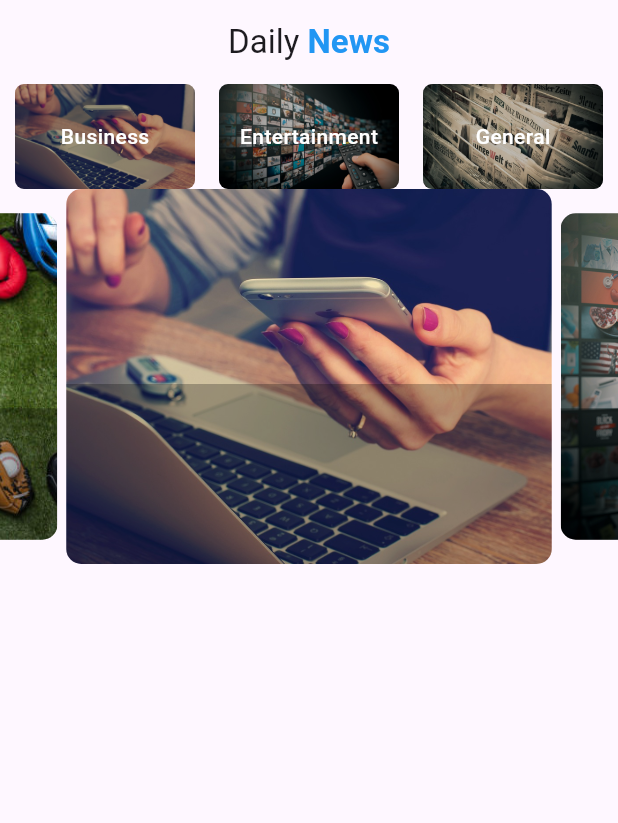
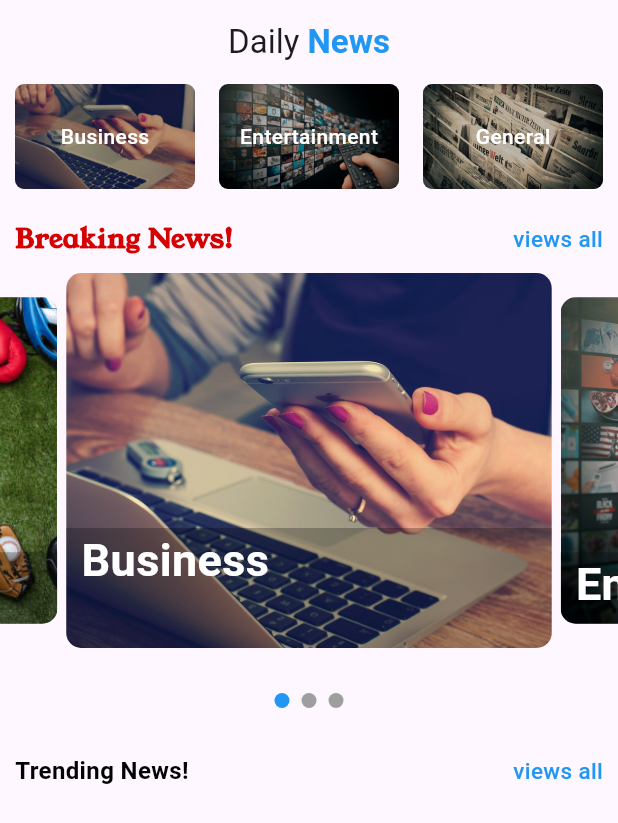
Before and after one commit to Hasin20108/daily_news_app1, a Flutter app: the screen it shows after launch, on a phone screen of 412 x 824 dp. Shown: the top 823 px of the screen. Run offline on Flutter 3.47's test engine with Material 2 defaults, Android fonts, the light colour scheme and no system bars; drawn by our look-alikes of carousel_slider, smooth_page_indicator.

Commit message:
Breaking News Slider Added

```diff
--- a/lib/pages/home.dart
+++ b/lib/pages/home.dart
@@ -4,6 +4,7 @@ import 'package:daily_news_app1/models/slider_model.dart';
 import 'package:daily_news_app1/services/data.dart';
 import 'package:daily_news_app1/services/slider_data.dart';
 import 'package:flutter/material.dart';
+import 'package:smooth_page_indicator/smooth_page_indicator.dart';
 
 class Home extends StatefulWidget {
   const Home({super.key});
@@ -15,6 +16,7 @@ class Home extends StatefulWidget {
 class _HomeState extends State<Home> {
   List<CategoryModel> categories = [];
   List<SliderModel> sliders = [];
+  int activeIndex = 0;
 
   @override
   void initState() {
@@ -42,6 +44,7 @@ class _HomeState extends State<Home> {
       ),
       body: Container(
         child: Column(
+          crossAxisAlignment: CrossAxisAlignment.start,
           children: [
             Container(
               margin: EdgeInsets.only(left: 10.0),
@@ -57,6 +60,23 @@ class _HomeState extends State<Home> {
                         categoryName: categories[index].categoryName);
                   }),
             ),
+            SizedBox(
+              height: 20.0,
+            ),
+            Padding(
+              padding: const EdgeInsets.only(left: 10.0, right: 10.0),
+              child: Row(
+                mainAxisAlignment: MainAxisAlignment.spaceBetween,
+                children: [
+                  Text("Breaking News!", style: TextStyle(color: Colors.redAccent[700], fontWeight: FontWeight.bold, fontSize: 18.0, fontFamily: 'Young_Serif'),),
+                  Text("views all", style: TextStyle(color: Colors.blue, fontWeight: FontWeight.w500, fontSize: 15.0),),
+
+                ],
+              ),
+            ),
+            SizedBox(
+              height: 10.0,
+            ),
             CarouselSlider.builder(
               itemCount: sliders.length,
               itemBuilder: (context, index, realIndex) {
@@ -69,8 +89,35 @@ class _HomeState extends State<Home> {
                   height: 250,
                   autoPlay: true,
                   enlargeCenterPage: true,
-                  enlargeStrategy: CenterPageEnlargeStrategy.height),
-            )
+                  enlargeStrategy: CenterPageEnlargeStrategy.height,
+                  onPageChanged: ((index, reason) {
+                    setState(() {
+                      activeIndex = index;
+                    });
+                  })),
+            ),
+            SizedBox(
+              height: 30.0,
+            ),
+            Center(child: buildIndicator()),
+
+          SizedBox(
+              height: 30.0,
+            ),
+            Padding(
+              padding: const EdgeInsets.only(left: 10.0, right: 10.0),
+              child: Row(
+                mainAxisAlignment: MainAxisAlignment.spaceBetween,
+                children: [
+                  Text("Trending News!", style: TextStyle(color: Colors.black, fontWeight: FontWeight.bold, fontSize: 16.0),),
+                  Text("views all", style: TextStyle(color: Colors.blue, fontWeight: FontWeight.w500, fontSize: 15.0),),
+
+                ],
+              ),
+            ),
+            SizedBox(
+              height: 20.0,
+            ),
           ],
         ),
       ),
@@ -83,18 +130,34 @@ class _HomeState extends State<Home> {
           children: [
             ClipRRect(
               borderRadius: BorderRadius.circular(10),
-            child: Image.asset(image, height: 250,
-                  fit: BoxFit.cover, width: MediaQuery.of(context).size.width),
+              child: Image.asset(image,
+                  height: 250,
+                  fit: BoxFit.cover,
+                  width: MediaQuery.of(context).size.width),
             ),
             Container(
-            margin: EdgeInsets.only(top: 130.0),
+              height: 250,
+              padding: EdgeInsets.only(left: 10.0),
+              margin: EdgeInsets.only(top: 170.0),
               width: MediaQuery.of(context).size.width,
-            decoration: BoxDecoration(color: Colors.black26,borderRadius: BorderRadius.only(bottomLeft: Radius.circular(10),bottomRight: Radius.circular(10))),
-
+              decoration: BoxDecoration(
+                  color: Colors.black26,
+                  borderRadius: BorderRadius.only(
+                      bottomLeft: Radius.circular(10),
+                      bottomRight: Radius.circular(10))),
+              child: Text(name,
+                  style: TextStyle(
+                      color: Colors.white,
+                      fontSize: 30.0,
+                      fontWeight: FontWeight.bold)),
             )
           ],
         ),
-
+      );
+  Widget buildIndicator() => AnimatedSmoothIndicator(
+    activeIndex: activeIndex,
+    count: sliders.length,
+    effect: JumpingDotEffect(activeDotColor: Colors.blue,dotWidth: 10, dotHeight: 10),
   );
 }
 
```
Also changed, not shown: pubspec.yaml (+6 -4 lines), fonts/YoungSerif-Regular.ttf (added), pubspec.lock. Lines whose indentation alone changed are shown as unchanged.
